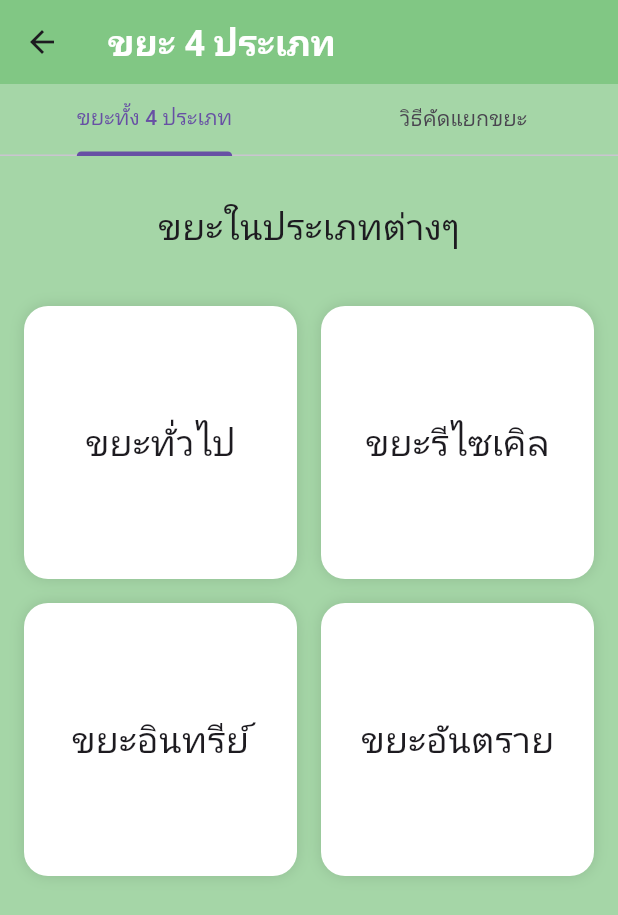
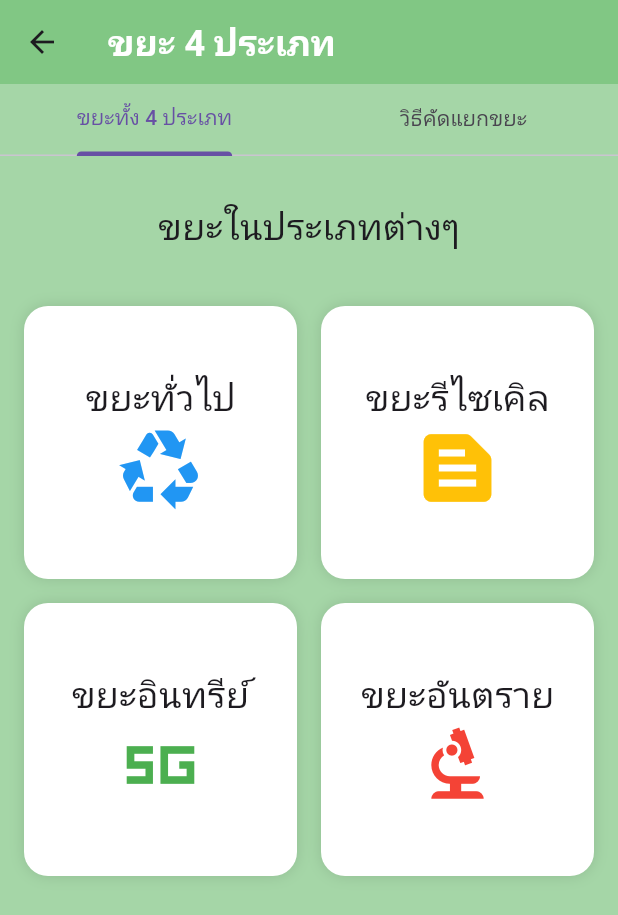
Before and after one commit to bosssnkc/zerowastehero, a Flutter app: the typeOfTrash screen opened directly, on a phone screen of 412 x 824 dp. Shown: the top 915 px of the screen. Run offline on Flutter 3.47's test engine with Material 3 defaults, Android fonts, the phone set to English and light mode, and no system bars; network calls fail.

Commit message:
update code

```diff
--- a/lib/mainMenu.dart
+++ b/lib/mainMenu.dart
@@ -153,9 +153,9 @@ class _HomeScreenState extends State<HomeScreen> {
                     ),
                   ],
                 ),
-                child: Text(
+                child: const Text(
                   'กิจกรรมไงจะใครล่ะ',
-                  style: const TextStyle(fontSize: 16.0),
+                  style: TextStyle(fontSize: 16.0),
                 ),
               ),
             )
--- a/lib/trashType.dart
+++ b/lib/trashType.dart
@@ -90,7 +90,18 @@ class gridWieget extends StatelessWidget {
       mainAxisSpacing: 16.0,
       crossAxisSpacing: 16.0,
       children: [
-        Container(
+        InkWell(
+            onTap: () {},
+            child: gridItem('ขยะทั่วไป', Icons.recycling, Colors.blue)),
+        gridItem('ขยะรีไซเคิล', Icons.text_snippet, Colors.amber),
+        gridItem('ขยะอินทรีย์', Icons.five_g_sharp, Colors.green),
+        gridItem('ขยะอันตราย', Icons.biotech, Colors.red),
+      ],
+    );
+  }
+
+  Widget gridItem(String jname, IconData icon, Color iconCol) {
+    return Container(
         decoration: BoxDecoration(
             color: Colors.white,
             borderRadius: BorderRadius.circular(16.0),
@@ -100,62 +111,21 @@ class gridWieget extends StatelessWidget {
                 blurRadius: 8.0,
               )
             ]),
-          child: const Center(
+        child: Column(
+          mainAxisAlignment: MainAxisAlignment.center,
+          children: [
+            Center(
               child: Text(
-              'ขยะทั่วไป',
+                jname,
                 style: TextStyle(fontSize: 24),
               ),
             ),
-        ),
-        Container(
-          decoration: BoxDecoration(
-              color: Colors.white,
-              borderRadius: BorderRadius.circular(16.0),
-              boxShadow: const [
-                BoxShadow(
-                  color: Colors.black12,
-                  blurRadius: 8.0,
+            Icon(
+              icon,
+              size: 60,
+              color: iconCol,
             )
-              ]),
-          child: const Center(
-            child: Text(
-              'ขยะรีไซเคิล',
-              style: TextStyle(fontSize: 24),
-            ),
-          ),
-        ),
-        Container(
-          decoration: BoxDecoration(
-              color: Colors.white,
-              borderRadius: BorderRadius.circular(16.0),
-              boxShadow: const [
-                BoxShadow(
-                  color: Colors.black12,
-                  blurRadius: 8.0,
-                )
-              ]),
-          child: const Center(
-            child: Text(
-              'ขยะอินทรีย์',
-              style: TextStyle(fontSize: 24),
-            ),
-          ),
-        ),
-        Container(
-          decoration: BoxDecoration(
-              color: Colors.white,
-              borderRadius: BorderRadius.circular(16.0),
-              boxShadow: const [
-                BoxShadow(
-                  color: Colors.black12,
-                  blurRadius: 8.0,
-                )
-              ]),
-          child: const Center(
-            child: Text('ขยะอันตราย', style: TextStyle(fontSize: 24)),
-          ),
-        ),
           ],
-    );
+        ));
   }
 }
```
Lines whose indentation alone changed are shown as unchanged.
